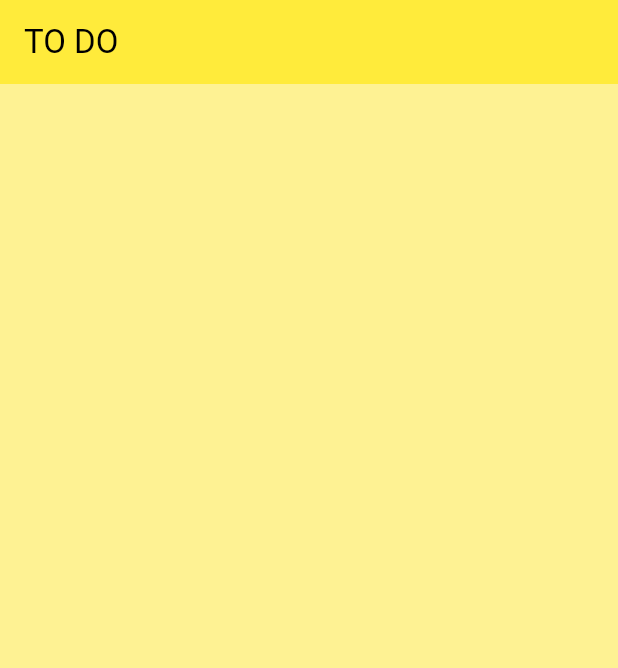
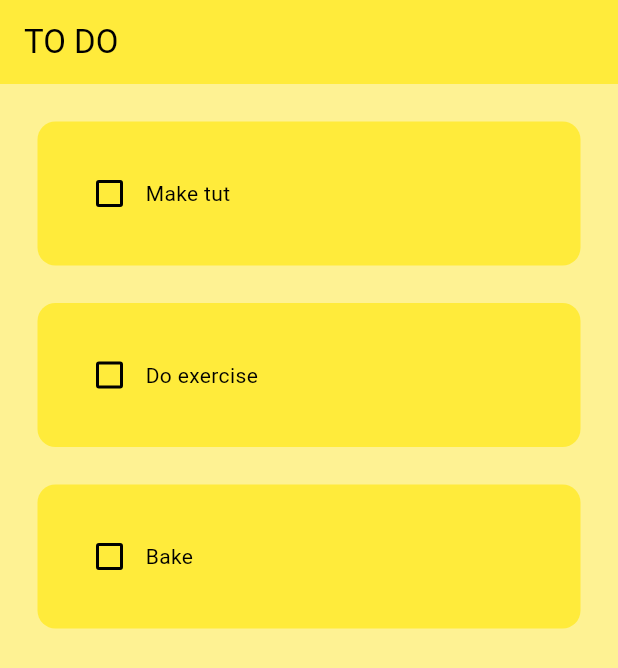
Before and after one commit to anhnguyen6535/TodoApp, a Flutter app: the screen it shows after launch, on a phone screen of 412 x 824 dp. Shown: the top 668 px of the screen. Run offline on Flutter 3.47's test engine with Material 3 defaults, Android fonts, the phone set to English and light mode, and no system bars.

Commit message:
create todo tile

```diff
--- a/lib/main.dart
+++ b/lib/main.dart
@@ -18,7 +18,7 @@ class MyApp extends StatelessWidget {
         colorScheme: ColorScheme(
           brightness: Brightness.light,
           primary: Colors.yellow[700]!,
-          onPrimary: Colors.black,
+          onPrimary: Colors.yellow,
           secondary: Colors.amber[600]!,
           onSecondary: Colors.black,
           error: Colors.red[700]!,
--- a/lib/pages/home_page.dart
+++ b/lib/pages/home_page.dart
@@ -1,4 +1,5 @@
 import 'package:flutter/material.dart';
+import 'package:todoapp/utils/todo_tile.dart';
 
 class HomePage extends StatefulWidget {
   const HomePage({super.key});
@@ -8,12 +9,36 @@ class HomePage extends StatefulWidget {
 }
 
 class _HomePageState extends State<HomePage> {
+  List todoList = [
+    ["Make tut", false],
+    ["Do exercise", false],
+    ["Bake", false],
+  ];
+
+  void checkBoxChanged(int index){
+    setState(() {
+      todoList[index][1] = !todoList[index][1];
+    });
+  }
+
   @override
   Widget build(BuildContext context) {
     return Scaffold(
       // backgroundColor: Colors.yellow[200],
       appBar: AppBar(
         title: Text("TO DO"),
+        elevation: 0,
+      ),
+      body: ListView.builder(
+        itemCount: todoList.length,
+        itemBuilder: (context, index){
+          return ToDoTile(
+            taskName: todoList[index][0],
+            taskCompleted: todoList[index][1],
+            onChanged:(value) => checkBoxChanged(index),
+          );
+        },
+
       ),
     );
   }
--- /dev/null
+++ b/lib/utils/todo_tile.dart
@@ -0,0 +1,42 @@
+import 'package:flutter/material.dart';
+
+class ToDoTile extends StatelessWidget {
+  final String taskName;
+  final bool taskCompleted;
+  Function(bool?)? onChanged;
+
+  ToDoTile({
+    super.key,
+    required this.taskName,
+    required this.taskCompleted,
+    required this.onChanged,
+  });
+
+  @override
+  Widget build(BuildContext context) {
+    return Container(
+      padding: const EdgeInsets.only(left: 25, right: 25, top: 25),
+      child: Container(
+        padding: const EdgeInsets.all(24),
+        decoration: BoxDecoration(
+          color: Colors.yellow,
+          borderRadius: BorderRadius.circular(12),
+        ),
+        child: Row(
+          children: [
+            Checkbox(
+              value: taskCompleted,
+              onChanged: onChanged,
+              activeColor: Colors.black,
+            ),
+            Text(
+              taskName,
+              style: TextStyle(decoration: taskCompleted ? TextDecoration.lineThrough : TextDecoration.none),
+            ),
+          ],
+        ),
+
+      ),
+    );
+  }
+}
```
